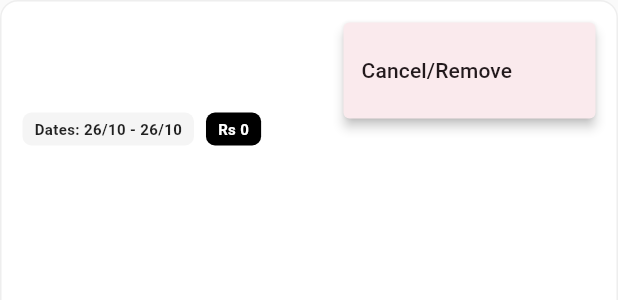
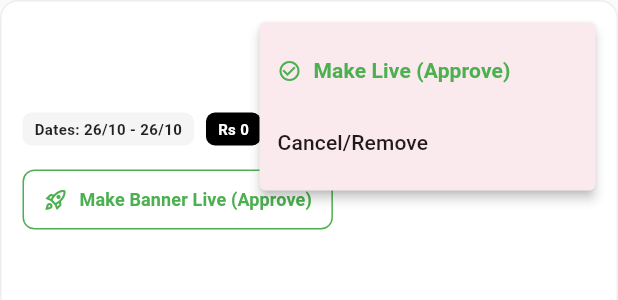
Before and after one commit to FahadKhan356/Spicy_Eats_Admin, a Flutter app: the _BannerSlotCard widget shown alone on an empty page, opened directly with empty values, after a tap on the "more vert" icon, on a phone screen of 412 x 824 dp. Shown: the top 300 px of the screen. Run offline on Flutter 3.47's test engine with Material 3 defaults, Android fonts, the phone set to English and light mode, and no system bars; our stand-ins replace dotted_border, fl_chart, flutter_map, flutter_riverpod, geocoding, geolocator and 7 more; missing offline and left inert: dart:js, image_picker_web, timeline_tile_plus; accounts and stored records are empty.

Commit message:
feat(banners): add one-tap make live and status toggle for banner ads

```diff
--- a/lib/promotions/screen/PromotionsScreen.dart
+++ b/lib/promotions/screen/PromotionsScreen.dart
@@ -423,6 +423,8 @@ class _BannersTabView extends ConsumerWidget {
                 padding: const EdgeInsets.only(bottom: 12),
                 child: _BannerSlotCard(
                   slot: slot,
+                  onApprove: () => _updateBannerStatus(context, ref, slot, 'approved'),
+                  onPause: () => _updateBannerStatus(context, ref, slot, 'pending'),
                   onDelete: () => _confirmDeleteBanner(context, ref, slot),
                 ),
               )),
@@ -439,6 +441,39 @@ class _BannersTabView extends ConsumerWidget {
         ),
       ],
     );
+  }
+
+  Future<void> _updateBannerStatus(
+    BuildContext context,
+    WidgetRef ref,
+    BannerSlotModel slot,
+    String newStatus,
+  ) async {
+    final restUid = ref.read(restaurantProvider)?.restuid;
+    if (restUid == null) return;
+
+    try {
+      await ref.read(bannerPromotionsControllerProvider.notifier).setStatus(
+            slot.id,
+            newStatus,
+            restUid,
+          );
+      if (!context.mounted) return;
+      showCustomSnackbar(
+        context: context,
+        message: newStatus == 'approved'
+            ? '${slot.bannerTitle} is now LIVE on customer app!'
+            : '${slot.bannerTitle} is now paused (Pending)',
+        backgroundColor: Colors.black,
+      );
+    } catch (e) {
+      if (!context.mounted) return;
+      showCustomSnackbar(
+        context: context,
+        message: 'Could not update status: $e',
+        backgroundColor: Colors.red,
+      );
+    }
   }
 
   Future<void> _confirmDeleteBanner(BuildContext context, WidgetRef ref, BannerSlotModel slot) async {
@@ -537,10 +572,14 @@ class _BannersTabView extends ConsumerWidget {
 
 class _BannerSlotCard extends StatelessWidget {
   final BannerSlotModel slot;
+  final VoidCallback onApprove;
+  final VoidCallback onPause;
   final VoidCallback onDelete;
 
   const _BannerSlotCard({
     required this.slot,
+    required this.onApprove,
+    required this.onPause,
     required this.onDelete,
   });
 
@@ -634,10 +673,34 @@ class _BannerSlotCard extends StatelessWidget {
                     ),
                     PopupMenuButton<String>(
                       onSelected: (v) {
+                        if (v == 'approve') onApprove();
+                        if (v == 'pause') onPause();
                         if (v == 'delete') onDelete();
                       },
-                      itemBuilder: (_) => const [
-                        PopupMenuItem(value: 'delete', child: Text('Cancel/Remove')),
+                      itemBuilder: (_) => [
+                        if (slot.isPending)
+                          const PopupMenuItem(
+                            value: 'approve',
+                            child: Row(
+                              children: [
+                                Icon(Icons.check_circle_outline, color: Colors.green, size: 16),
+                                SizedBox(width: 8),
+                                Text('Make Live (Approve)', style: TextStyle(color: Colors.green, fontWeight: FontWeight.bold)),
+                              ],
+                            ),
+                          ),
+                        if (slot.isActive)
+                          const PopupMenuItem(
+                            value: 'pause',
+                            child: Row(
+                              children: [
+                                Icon(Icons.pause_circle_outline, color: Colors.orange, size: 16),
+                                SizedBox(width: 8),
+                                Text('Pause / Set Pending'),
+                              ],
+                            ),
+                          ),
+                        const PopupMenuItem(value: 'delete', child: Text('Cancel/Remove')),
                       ],
                     ),
                   ],
@@ -655,6 +718,22 @@ class _BannerSlotCard extends StatelessWidget {
                       _Tag(text: '${slot.daysRemaining} days left'),
                   ],
                 ),
+                if (slot.isPending) ...[
+                  const SizedBox(height: 12),
+                  OutlinedButton.icon(
+                    onPressed: onApprove,
+                    icon: const Icon(Icons.rocket_launch_outlined, size: 16, color: Colors.green),
+                    label: const Text(
+                      'Make Banner Live (Approve)',
+                      style: TextStyle(color: Colors.green, fontWeight: FontWeight.bold, fontSize: 12),
+                    ),
+                    style: OutlinedButton.styleFrom(
+                      side: const BorderSide(color: Colors.green),
+                      shape: RoundedRectangleBorder(borderRadius: BorderRadius.circular(8)),
+                      padding: const EdgeInsets.symmetric(horizontal: 14, vertical: 8),
+                    ),
+                  ),
+                ],
               ],
             ),
           ),
```
Also changed, not shown: lib/promotions/repo/BannerPromotionsRepo.dart (+29 -0 lines).
